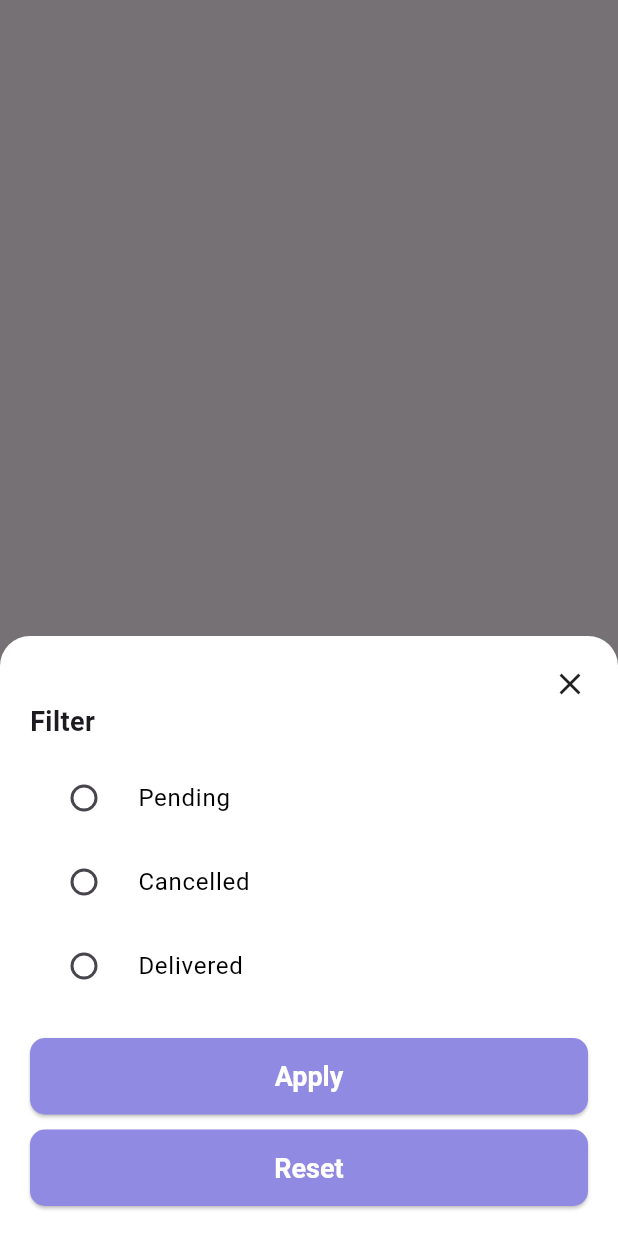
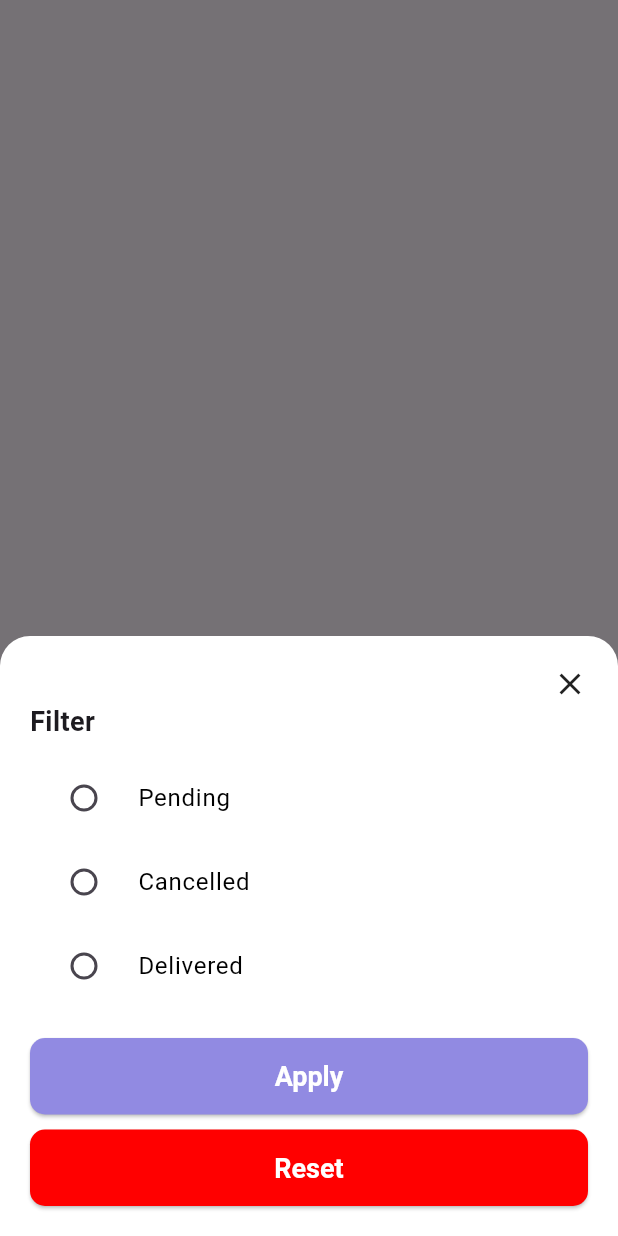
Before and after one commit to samruddhin24/BakeryManagementAPP, a Flutter app: the FilterBox widget shown alone on an empty page, opened directly, on a phone screen of 412 x 824 dp. Run offline on Flutter 3.47's test engine with Material 3 defaults, Android fonts, the phone set to English and light mode, and no system bars; our stand-ins replace get, image_picker, velocity_x; project files that could hold a hidden picture were left out.

Commit message:
minor changes
redirection changes for testing routing.
modified custom button to change color as needed.

```diff
--- a/lib/screens/product_description/description_screen.dart
+++ b/lib/screens/product_description/description_screen.dart
@@ -1,10 +1,14 @@
+import 'package:bakery_app/constants/app_colors.dart';
 import 'package:flutter/cupertino.dart';
+import 'package:flutter/material.dart';
 
 class DescriptionScreen extends StatelessWidget {
   const DescriptionScreen({super.key});
 
   @override
   Widget build(BuildContext context) {
-    return const Placeholder();
+    return const Scaffold(
+      backgroundColor: AppColors.primary1,
+    );
   }
 }
--- a/lib/screens/products/product_screen.dart
+++ b/lib/screens/products/product_screen.dart
@@ -1,10 +1,14 @@
+import 'package:bakery_app/constants/app_colors.dart';
 import 'package:flutter/cupertino.dart';
+import 'package:flutter/material.dart';
 
 class ProductScreen extends StatelessWidget {
   const ProductScreen({super.key});
 
   @override
   Widget build(BuildContext context) {
-    return const Placeholder();
+    return const Scaffold(
+      backgroundColor: AppColors.primary1,
+    );
   }
 }
--- a/lib/widgets/Pop-Ups/filter_button.dart
+++ b/lib/widgets/Pop-Ups/filter_button.dart
@@ -94,6 +94,7 @@ class FilterButton extends StatelessWidget {
                 ),
                 const SizedBox(height: 10),
                 CustomButton(
+                  backgroundColor: AppColors.red,
                   text: 'Reset',
                   onPressed: () {
                     controller.resetFilter();
--- a/lib/widgets/custom_button.dart
+++ b/lib/widgets/custom_button.dart
@@ -4,10 +4,12 @@ import '../constants/app_colors.dart';
 class CustomButton extends StatelessWidget {
   final String text;
   final VoidCallback onPressed;
+  final Color? backgroundColor;
   const CustomButton({
     super.key,
     required this.text,
     required this.onPressed,
+    this.backgroundColor,
 });
 
   @override
@@ -17,7 +19,7 @@ class CustomButton extends StatelessWidget {
       child: ElevatedButton(
         onPressed: onPressed,
         style: ElevatedButton.styleFrom(
-          backgroundColor: AppColors.primary1,
+          backgroundColor: backgroundColor ?? AppColors.primary1,
           padding: const EdgeInsets.symmetric(horizontal: 20, vertical: 15),
           textStyle: const TextStyle(fontSize: 18, fontWeight: FontWeight.bold),
           shape: RoundedRectangleBorder(
```
Also changed, not shown: lib/widgets/product_slider.dart (+7 -1 lines).
